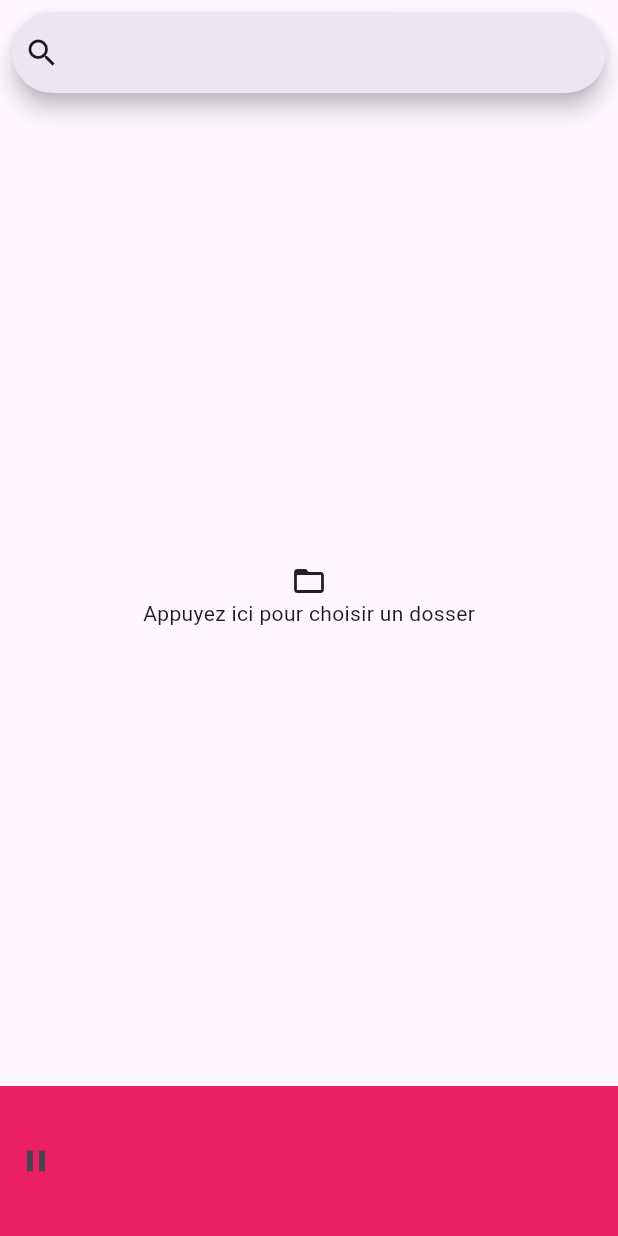
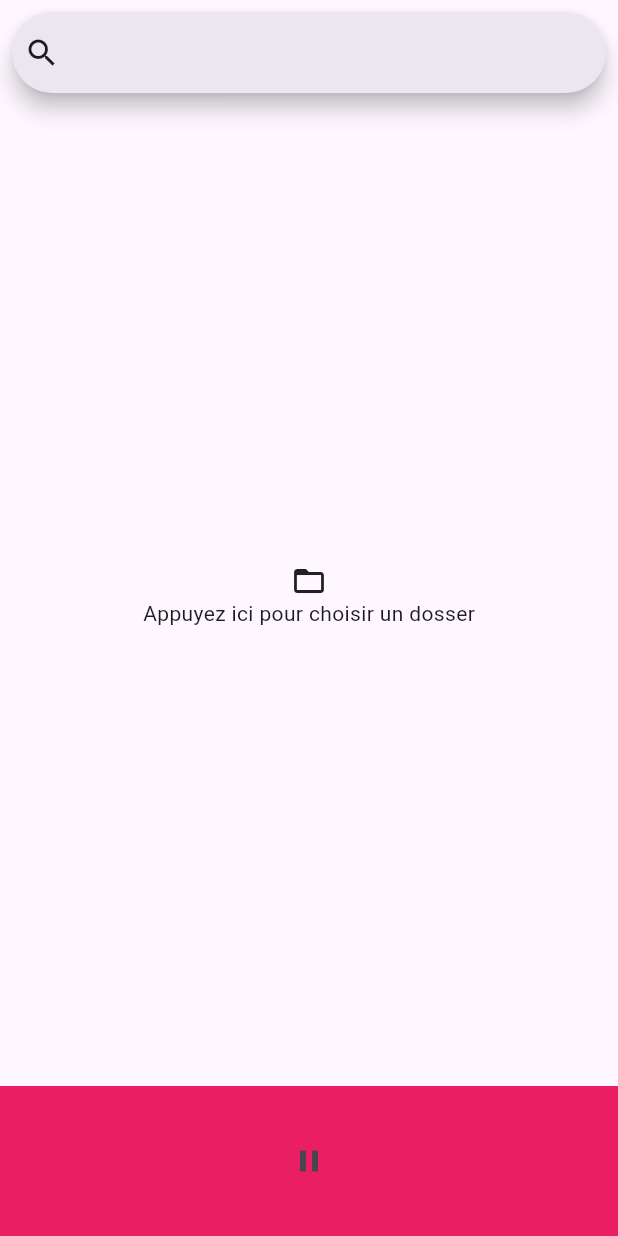
Before and after one commit to tbgracy/mozika, a Flutter app: the screen it shows after launch, on a phone screen of 412 x 824 dp. Run offline on Flutter 3.47's test engine with Material 2 defaults, Android fonts, the phone set to English and light mode, and no system bars; our stand-ins replace audioplayers, file_picker, flutter_riverpod, shared_preferences.

Commit message:
ui: Fix play pause button state
- Improve music list ui

```diff
--- a/lib/widgets/music_player_widget.dart
+++ b/lib/widgets/music_player_widget.dart
@@ -1,7 +1,7 @@
 import 'package:flutter/material.dart';
 import 'package:flutter_riverpod/flutter_riverpod.dart';
 import 'package:mozika/providers.dart';
-
+import 'package:path/path.dart';
 
 class MusicPlayerWidget extends ConsumerStatefulWidget {
   const MusicPlayerWidget({super.key});
@@ -15,6 +15,7 @@ class _MusicPlayerWidgetState extends ConsumerState<MusicPlayerWidget> {
   @override
   Widget build(BuildContext context) {
     final isPlaying = ref.watch(playStateProvider);
+    final currentMusic = ref.watch(currentMusicProvider);
 
     return Container(
       width: double.infinity,
@@ -22,8 +23,13 @@ class _MusicPlayerWidgetState extends ConsumerState<MusicPlayerWidget> {
       decoration: const BoxDecoration(
         color: Colors.pink,
       ),
-      child: Row(
+      child: Center(
+        child: Column(
+          crossAxisAlignment: CrossAxisAlignment.center,
+          mainAxisAlignment: MainAxisAlignment.spaceEvenly,
           children: [
+            if (currentMusic != null)
+              Text(currentMusic.filename),
             IconButton(
               onPressed: () {
                 if (isPlaying) {
@@ -40,6 +46,7 @@ class _MusicPlayerWidgetState extends ConsumerState<MusicPlayerWidget> {
             ),
           ],
         ),
+      ),
     );
   }
 }
```
Also changed, not shown: lib/widgets/music_tile_widget.dart (+8 -2 lines). Lines whose indentation alone changed are shown as unchanged.
